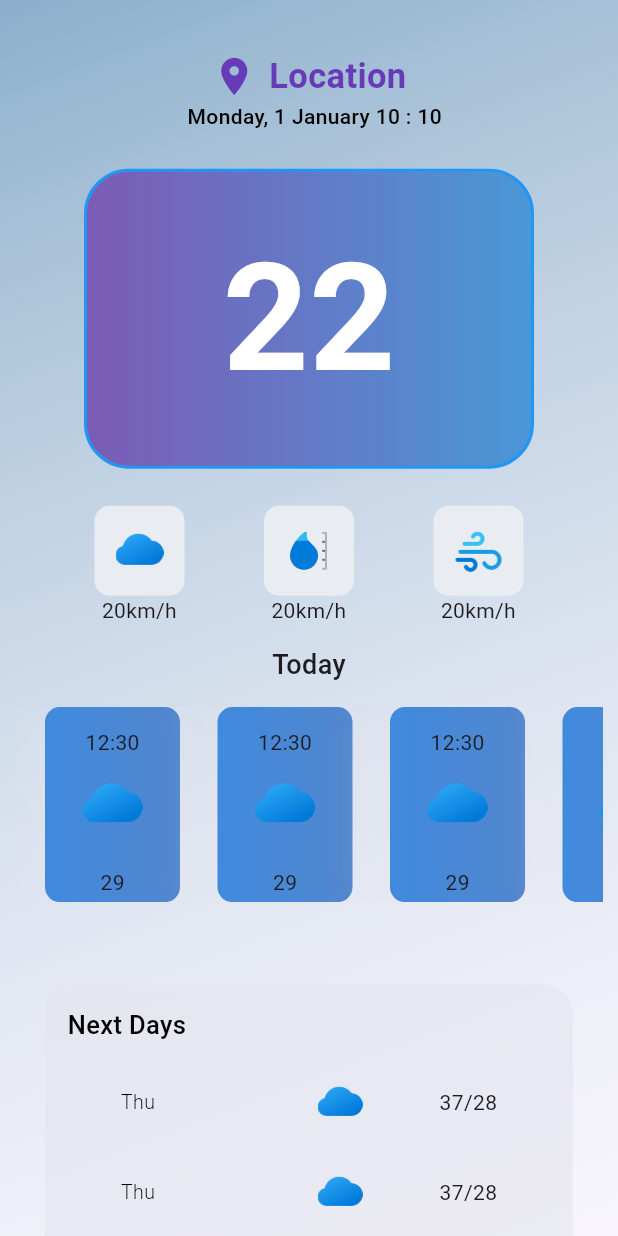
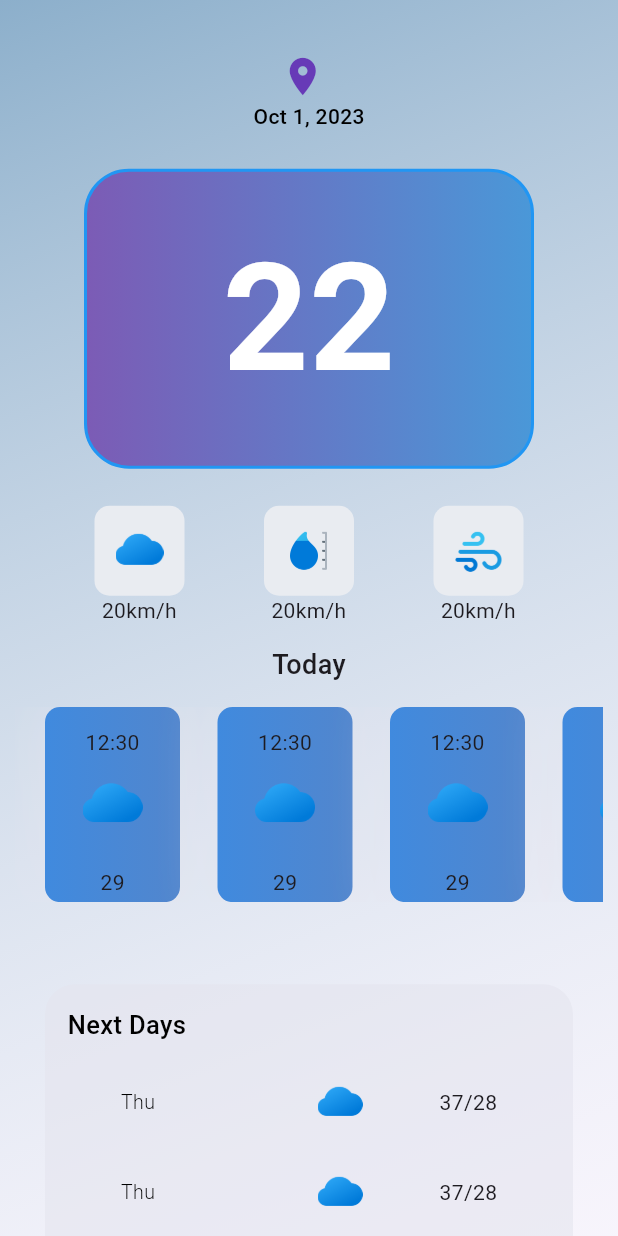
Before and after one commit to safvansafvan/weather_app, a Flutter app: the screen it shows after launch, on a phone screen of 412 x 824 dp. Run offline on Flutter 3.47's test engine with Material 2 defaults, Android fonts, the phone set to English and light mode, and no system bars; our stand-ins replace geocoding, geolocator, get, google_fonts, lottie; Roboto replaces fonts that are missing (Prompt).

```diff
--- a/lib/apiservice/string.dart
+++ b/lib/apiservice/string.dart
@@ -1,7 +1,7 @@
-const String apiKey = 'd99d638ba389b1f127ee850bc533432b';
+const String apiKey = 'c40feb8da01004f2b11ec099f8cd0600';
 
 String apiUrl(double lat, double long) {
   String url =
-      "https://api.openweathermap.org/data/3.0/onecall?lat=$lat&lon=$long&exclude=minutely&appid=$apiKey";
+      "https://api.openweathermap.org/data/3.0/onecall?lat=$lat&lon=$long&appid=$apiKey&units=metric&exclude=minutely";
   return url;
 }
--- a/lib/controller/getx/globel_controller.dart
+++ b/lib/controller/getx/globel_controller.dart
@@ -1,3 +1,5 @@
+import 'dart:developer';
+
 import 'package:geolocator/geolocator.dart';
 import 'package:get/get.dart';
 import 'package:weather_app/apiservice/get_api_resp.dart';
@@ -22,39 +24,54 @@ class GlobelController extends GetxController {
   void onInit() {
     super.onInit();
     if (isLoading.isTrue) {
-      checkPermision();
+      getLocation();
     } else {
       getIndex();
     }
   }
 
-  Future checkPermision() async {
-    bool isLocationPermission;
+  getLocation() async {
+    try {
+      bool isLocationEnabled;
       LocationPermission locationPermission;
-    isLocationPermission = await Geolocator.isLocationServiceEnabled();
-    if (!isLocationPermission) {
-      return Future.error('Location service not enabled');
+
+      isLocationEnabled = await Geolocator.isLocationServiceEnabled();
+
+      if (!isLocationEnabled) {
+        throw Exception("Location service is not enabled");
       }
+
       locationPermission = await Geolocator.checkPermission();
+
       if (locationPermission == LocationPermission.deniedForever) {
-      return Future.error("Location permission is denied forever");
+        throw Exception("Location permission is denied forever");
       } else if (locationPermission == LocationPermission.denied) {
         locationPermission = await Geolocator.requestPermission();
         if (locationPermission == LocationPermission.denied) {
-        return Future.error("Location permission is denied");
+          throw Exception("Location permission is denied");
         }
       }
-    return Geolocator.getCurrentPosition(desiredAccuracy: LocationAccuracy.high)
-        .then((value) {
-      latitude.value = value.latitude;
-      longitude.value = value.longitude;
-      return ApiService()
-          .getWeather(value.latitude, value.longitude)
-          .then((value) {
-        weatherData.value = value;
+
+      final position = await Geolocator.getCurrentPosition(
+        desiredAccuracy: LocationAccuracy.high,
+      );
+
+      latitude.value = position.latitude;
+      longitude.value = position.longitude;
+
+      final weather = await ApiService()
+          .getWeatherData(position.latitude, position.longitude);
+
+      if (weather == null) {
+        throw Exception("Failed to fetch weather data");
+      }
+
+      weatherData.value = weather;
       isLoading.value = false;
-      });
-    });
+    } catch (e) {
+      log("Error: $e");
+      isLoading.value = false;
+    }
   }
 
   RxInt getIndex() {
--- a/lib/main.dart
+++ b/lib/main.dart
@@ -1,6 +1,6 @@
 import 'package:flutter/material.dart';
 import 'package:google_fonts/google_fonts.dart';
-import 'package:weather_app/view/screen/splash/splash.dart';
+import 'package:weather_app/view/screen/home/home.dart';
 
 void main() {
   runApp(const MyApp());
@@ -19,7 +19,7 @@ class MyApp extends StatelessWidget {
         useMaterial3: true,
       ),
       debugShowCheckedModeBanner: false,
-      home: const SplashScreen(),
+      home: const HomeScreen(),
     );
   }
 }
--- a/lib/view/screen/home/home.dart
+++ b/lib/view/screen/home/home.dart
@@ -1,57 +1,48 @@
 import 'package:flutter/material.dart';
+import 'package:geocoding/geocoding.dart';
+import 'package:get/get.dart';
+import 'package:intl/intl.dart';
 import 'package:weather_app/controller/core/constant.dart';
+import 'package:weather_app/controller/getx/globel_controller.dart';
 import 'package:weather_app/view/screen/home/widgets/daily_weather.dart';
 import 'package:weather_app/view/screen/home/widgets/more_details_widget.dart';
 import 'package:weather_app/view/screen/home/widgets/weathers_hourly.dart';
+import 'package:weather_app/view/screen/splash/splash.dart';
 
 class HomeScreen extends StatelessWidget {
   const HomeScreen({super.key});
 
   @override
   Widget build(BuildContext context) {
-    return Scaffold(
+    final GlobelController controller =
+        Get.put(GlobelController(), permanent: true);
+    return RefreshIndicator(
+      onRefresh: () async {
+        controller.isLoading.value = true;
+        controller.onInit();
+      },
+      child: Scaffold(
         body: SafeArea(
-        child: SingleChildScrollView(
+          child: Obx(
+            () => controller.checkLoading().isTrue
+                ? const Center(child: SplashScreen())
+                : SingleChildScrollView(
                     child: Container(
                       decoration: const BoxDecoration(
                         gradient: LinearGradient(
                             begin: Alignment.topLeft,
                             end: Alignment.bottomRight,
-                  colors: [Color.fromARGB(255, 140, 175, 203), Colors.white10]),
+                            colors: [
+                              Color.fromARGB(255, 140, 175, 203),
+                              Colors.white10
+                            ]),
                       ),
                       child: Padding(
                         padding: const EdgeInsets.all(10.0),
                         child: Column(
                           children: [
                             CustomHeights.commonHeight(context),
-                  SizedBox(
-                    child: Row(
-                      mainAxisAlignment: MainAxisAlignment.center,
-                      children: [
-                        Icon(
-                          Icons.location_on,
-                          color: CustomColor.kpurple,
-                          size: 30,
-                        ),
-                        CustomWidth.commonwidth(context),
-                        Text(
-                          'Location',
-                          style: CustomFuction.textStyleFuction(
-                            size: 23,
-                            fontWeight: FontWeight.bold,
-                            color: CustomColor.kpurple,
-                          ),
-                        )
-                      ],
-                    ),
-                  ),
-                  Text(
-                    "  Monday, 1 January 10 : 10",
-                    style: CustomFuction.textStyleFuction(
-                        size: 14,
-                        fontWeight: FontWeight.w500,
-                        color: CustomColor.kblack),
-                  ),
+                            HeaderWidget(),
                             CustomHeights.commonHeight(context),
                             Container(
                               height: 200,
@@ -62,7 +53,8 @@ class HomeScreen extends StatelessWidget {
                                     Color.fromARGB(255, 74, 152, 216)
                                   ]),
                                   borderRadius: BorderRadius.circular(30),
-                        border: Border.all(color: Colors.blue, width: 2)),
+                                  border:
+                                      Border.all(color: Colors.blue, width: 2)),
                               child: Stack(
                                 children: [
                                   Center(
@@ -89,6 +81,69 @@ class HomeScreen extends StatelessWidget {
                     ),
                   ),
           ),
+        ),
+      ),
     );
   }
 }
+
+class HeaderWidget extends StatefulWidget {
+  const HeaderWidget({super.key});
+
+  @override
+  State<HeaderWidget> createState() => _HeaderWidgetState();
+}
+
+class _HeaderWidgetState extends State<HeaderWidget> {
+  String city = '';
+  DateTime dateTime = DateTime.now();
+  final GlobelController controller =
+      Get.put(GlobelController(), permanent: true);
+  @override
+  void initState() {
+    getPlace(controller.getLatitude().value, controller.getLongitude().value);
+    super.initState();
+  }
+
+  @override
+  Widget build(BuildContext context) {
+    return Column(
+      children: [
+        SizedBox(
+          child: Row(
+            mainAxisAlignment: MainAxisAlignment.center,
+            children: [
+              Icon(
+                Icons.location_on,
+                color: CustomColor.kpurple,
+                size: 30,
+              ),
+              CustomWidth.commonwidth(context),
+              Text(
+                city,
+                style: CustomFuction.textStyleFuction(
+                  size: 23,
+                  fontWeight: FontWeight.bold,
+                  color: CustomColor.kpurple,
+                ),
+              )
+            ],
+          ),
+        ),
+        Text(
+          DateFormat.yMMMd().format(dateTime),
+          style: CustomFuction.textStyleFuction(
+              size: 14, fontWeight: FontWeight.w500, color: CustomColor.kblack),
+        ),
+      ],
+    );
+  }
+
+  Future<void> getPlace(double lat, double log) async {
+    List<Placemark> placeMark = await placemarkFromCoordinates(lat, log);
+    Placemark place = placeMark[0];
+    setState(() {
+      city = place.locality!;
+    });
+  }
+}
--- a/pubspec.yaml
+++ b/pubspec.yaml
@@ -33,10 +33,11 @@ dependencies:
   cupertino_icons: ^1.0.2
   lottie: ^2.6.0
   google_fonts: ^5.1.0
-  dio: ^5.3.2
   intl: ^0.18.1
   get: ^4.6.6
   geolocator: ^10.1.0
+  http: ^1.1.0
+  geocoding: ^2.1.0
 
 dev_dependencies:
   flutter_test:
```
Also changed, not shown: lib/apiservice/get_api_resp.dart (+8 -12 lines), lib/view/screen/splash/splash.dart (+0 -14 lines), pubspec.lock, 1 other file. Lines whose indentation alone changed are shown as unchanged.
